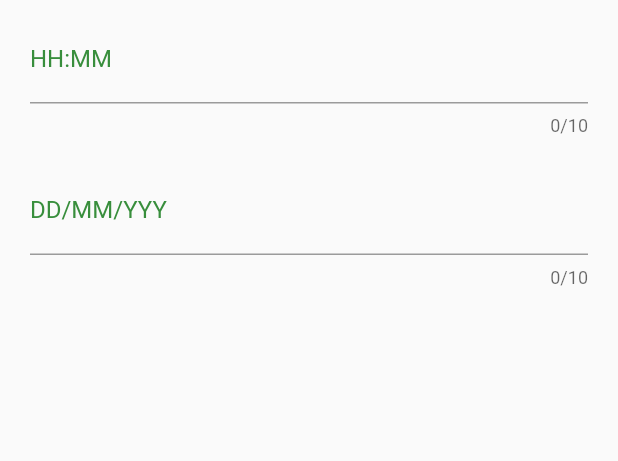
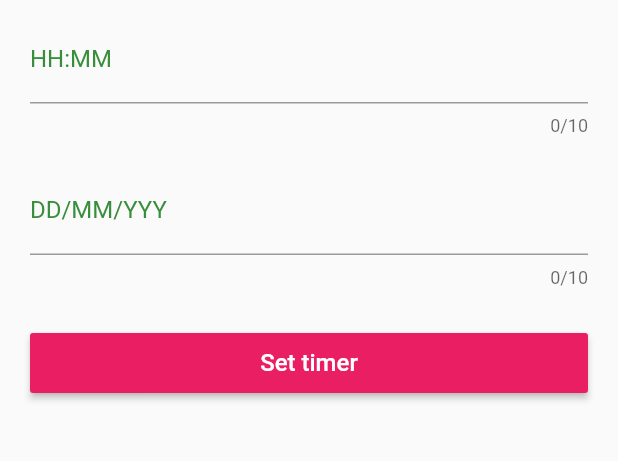
Before and after one commit to lahiruroot/IOT, a Flutter app: the SetTime screen opened directly, on a phone screen of 412 x 824 dp, the part 384-845 px from its top. Run offline on Flutter 3.47's test engine with Material 2 defaults, Android fonts, the phone set to English and light mode, and no system bars; our stand-ins replace cloud_firestore, firebase_auth, firebase_core; accounts and stored records are empty.

Commit message:
Update stet_time.dart

```diff
--- a/alert_me/lib/pages/stet_time.dart
+++ b/alert_me/lib/pages/stet_time.dart
@@ -203,14 +203,20 @@ class _SetTimeState extends State<SetTime> {
                               onSaved: (val) {
                                 _date = val;
                               },
-                            )
-                          ],
                             ),
+                            SizedBox(
+                              height: 30,
                             ),
-                      MaterialButton(onPressed: () async {
+                            Container(
+                              height: 40,
+                              width: 5,
+                              child: MaterialButton(
+                                color: Colors.pink,
+                                onPressed: () async {
                                   if (_formKey.currentState.validate()) {
                                     setTimer();
-                          ScaffoldMessenger.of(context).showSnackBar(SnackBar(
+                                    ScaffoldMessenger.of(context)
+                                        .showSnackBar(SnackBar(
                                       backgroundColor: Colors.green.shade700,
                                       content: Text(
                                         'Timer set successfully',
@@ -227,7 +233,17 @@ class _SetTimeState extends State<SetTime> {
                                       ),
                                     ));
                                   }
-                      })
+                                },
+                                child: Text(
+                                  'Set timer',
+                                  style: TextStyle(
+                                      fontSize: 16, color: Colors.white),
+                                ),
+                              ),
+                            ),
+                          ],
+                        ),
+                      ),
                     ],
                   ),
                 ),
```
Lines whose indentation alone changed are shown as unchanged.
